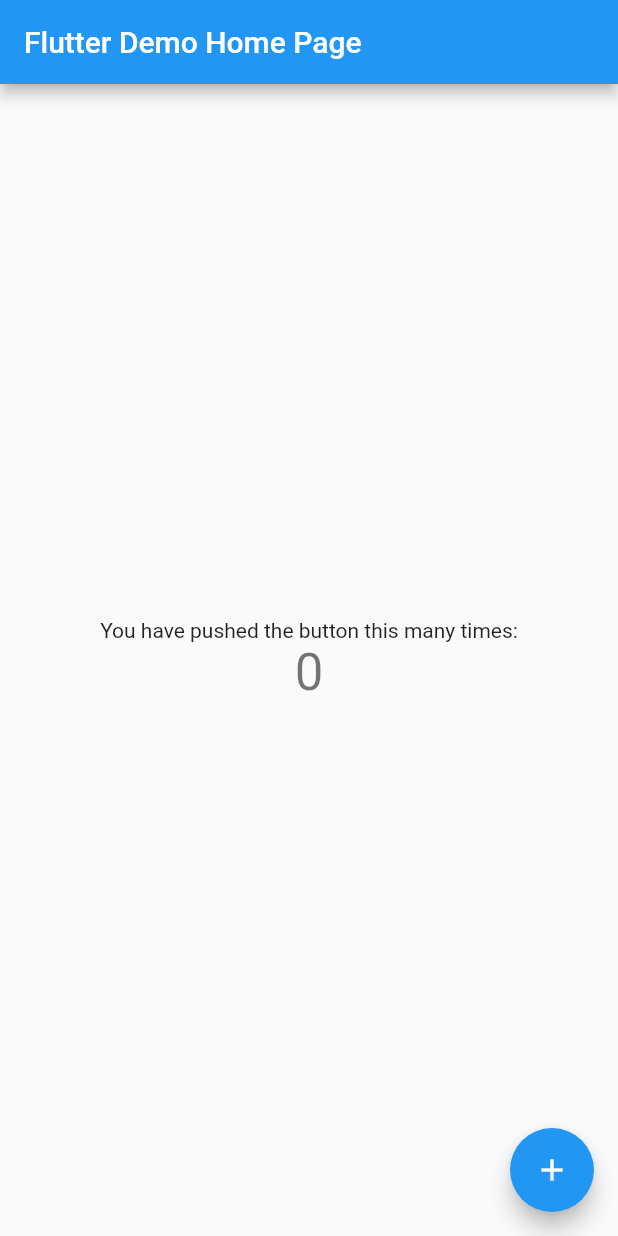
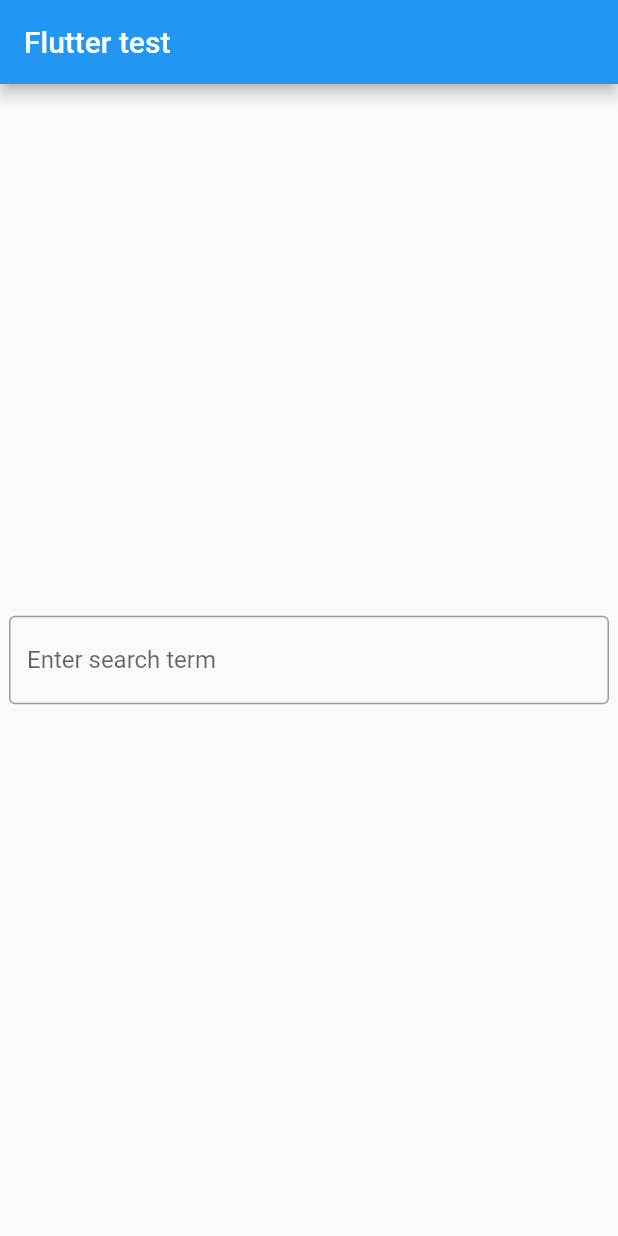
Before and after one commit to gifhary/flutter-test, a Flutter app: the screen it shows after launch, on a phone screen of 412 x 824 dp. Run offline on Flutter 3.47's test engine with Material 2 defaults, Android fonts, the phone set to English and light mode, and no system bars.

Commit message:
added textformfield

```diff
--- a/lib/main.dart
+++ b/lib/main.dart
@@ -1,115 +1,53 @@
 import 'package:flutter/material.dart';
 
-void main() {
-  runApp(const MyApp());
-}
+void main() => runApp(const MyApp());
 
 class MyApp extends StatelessWidget {
   const MyApp({Key? key}) : super(key: key);
 
-  // This widget is the root of your application.
+  static const String _title = 'Flutter Code Sample';
+
   @override
   Widget build(BuildContext context) {
-    return MaterialApp(
-      title: 'Flutter Demo',
-      theme: ThemeData(
-        // This is the theme of your application.
-        //
-        // Try running your application with "flutter run". You'll see the
-        // application has a blue toolbar. Then, without quitting the app, try
-        // changing the primarySwatch below to Colors.green and then invoke
-        // "hot reload" (press "r" in the console where you ran "flutter run",
-        // or simply save your changes to "hot reload" in a Flutter IDE).
-        // Notice that the counter didn't reset back to zero; the application
-        // is not restarted.
-        primarySwatch: Colors.blue,
-      ),
-      home: const MyHomePage(title: 'Flutter Demo Home Page'),
+    return const MaterialApp(
+      title: _title,
+      home: MyStatefulWidget(),
     );
   }
 }
 
-class MyHomePage extends StatefulWidget {
-  const MyHomePage({Key? key, required this.title}) : super(key: key);
-
-  // This widget is the home page of your application. It is stateful, meaning
-  // that it has a State object (defined below) that contains fields that affect
-  // how it looks.
-
-  // This class is the configuration for the state. It holds the values (in this
-  // case the title) provided by the parent (in this case the App widget) and
-  // used by the build method of the State. Fields in a Widget subclass are
-  // always marked "final".
-
-  final String title;
+class MyStatefulWidget extends StatefulWidget {
+  const MyStatefulWidget({Key? key}) : super(key: key);
 
   @override
-  State<MyHomePage> createState() => _MyHomePageState();
+  State<MyStatefulWidget> createState() => _MyStatefulWidgetState();
 }
 
-class _MyHomePageState extends State<MyHomePage> {
-  int _counter = 0;
+class _MyStatefulWidgetState extends State<MyStatefulWidget> {
+  final TextEditingController _controller = TextEditingController();
 
-  void _incrementCounter() {
-    setState(() {
-      // This call to setState tells the Flutter framework that something has
-      // changed in this State, which causes it to rerun the build method below
-      // so that the display can reflect the updated values. If we changed
-      // _counter without calling setState(), then the build method would not be
-      // called again, and so nothing would appear to happen.
-      _counter++;
-    });
+  @override
+  void dispose() {
+    _controller.dispose();
+    super.dispose();
   }
 
   @override
   Widget build(BuildContext context) {
-    // This method is rerun every time setState is called, for instance as done
-    // by the _incrementCounter method above.
-    //
-    // The Flutter framework has been optimized to make rerunning build methods
-    // fast, so that you can just rebuild anything that needs updating rather
-    // than having to individually change instances of widgets.
     return Scaffold(
       appBar: AppBar(
         // Here we take the value from the MyHomePage object that was created by
         // the App.build method, and use it to set our appbar title.
-        title: Text(widget.title),
+        title: const Text('Flutter test'),
       ),
-      body: Center(
-        // Center is a layout widget. It takes a single child and positions it
-        // in the middle of the parent.
-        child: Column(
-          // Column is also a layout widget. It takes a list of children and
-          // arranges them vertically. By default, it sizes itself to fit its
-          // children horizontally, and tries to be as tall as its parent.
-          //
-          // Invoke "debug painting" (press "p" in the console, choose the
-          // "Toggle Debug Paint" action from the Flutter Inspector in Android
-          // Studio, or the "Toggle Debug Paint" command in Visual Studio Code)
-          // to see the wireframe for each widget.
-          //
-          // Column has various properties to control how it sizes itself and
-          // how it positions its children. Here we use mainAxisAlignment to
-          // center the children vertically; the main axis here is the vertical
-          // axis because Columns are vertical (the cross axis would be
-          // horizontal).
-          mainAxisAlignment: MainAxisAlignment.center,
-          children: <Widget>[
-            const Text(
-              'You have pushed the button this many times:',
-            ),
-            Text(
-              '$_counter',
-              style: Theme.of(context).textTheme.headline4,
-            ),
-          ],
+      body: Container(
+        alignment: Alignment.center,
+        padding: const EdgeInsets.all(6),
+        child: TextFormField(
+          controller: _controller,
+          decoration: const InputDecoration(border: OutlineInputBorder(), hintText: 'Enter search term'),
         ),
       ),
-      floatingActionButton: FloatingActionButton(
-        onPressed: _incrementCounter,
-        tooltip: 'Increment',
-        child: const Icon(Icons.add),
-      ), // This trailing comma makes auto-formatting nicer for build methods.
     );
   }
 }
```
